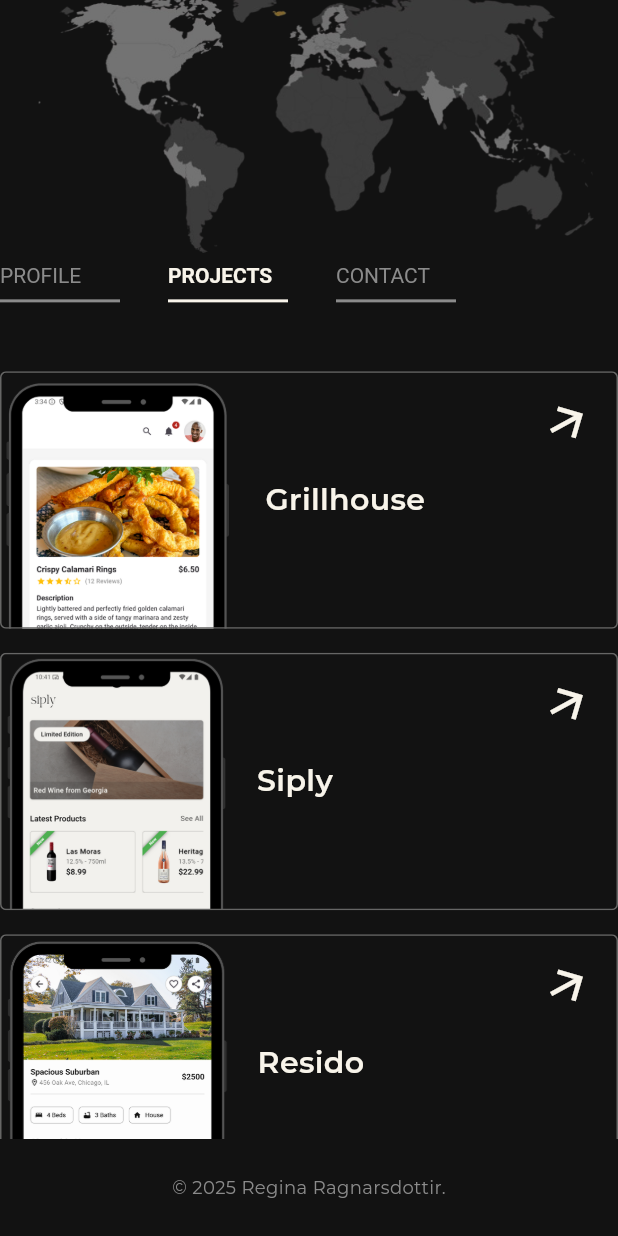
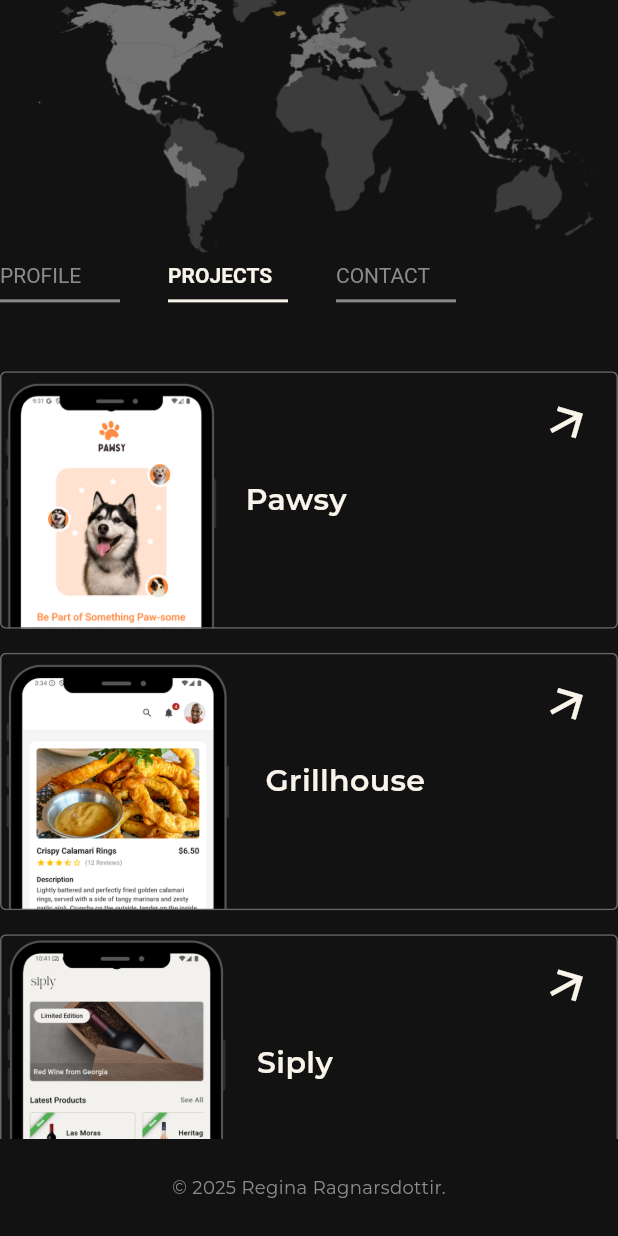
Before and after one commit to rragnarsd/regina_portfolio, a Flutter app: the screen it shows after launch, after a tap on "PROJECTS", on a phone screen of 412 x 824 dp. Run offline on Flutter 3.47's test engine with Material 3 defaults, Android fonts, the phone set to English and light mode, and no system bars; drawn by our look-alikes of flutter_animate; our stand-ins replace flutter_svg, google_fonts, lottie, responsive_framework.

Commit message:
Pawsy add-on

```diff
--- a/lib/models/project_model.dart
+++ b/lib/models/project_model.dart
@@ -16,6 +16,17 @@ class Project {
 }
 
 final projects = [
+  const Project(
+    name: ProjectNames.pawsy,
+    url: Links.pawsy,
+    image: Images.pawsyImage,
+    tags: [
+      ProjectTag.flutter,
+      ProjectTag.uiux,
+      ProjectTag.riverpod,
+      ProjectTag.supabase,
+    ],
+  ),
   const Project(
     name: ProjectNames.grillhouse,
     url: Links.grillhouse,
--- a/lib/utils/constants.dart
+++ b/lib/utils/constants.dart
@@ -1,4 +1,5 @@
 class Links {
+  static const pawsy = 'https://github.com/rragnarsd/pawsy';
   static const grillhouse = 'https://github.com/rragnarsd/grillhouse';
   static const siply = 'https://github.com/rragnarsd/siply';
   static const resido = 'https://github.com/rragnarsd/resido';
@@ -19,6 +20,7 @@ class Links {
 class Images {
   static const linkedInIcon = 'assets/icons/linkedin.svg';
   static const githubIcon = 'assets/icons/github.svg';
+  static const pawsyImage = 'assets/images/pawsy.png';
   static const siplyImage = 'assets/images/siply.png';
   static const residoImage = 'assets/images/resido.png';
   static const jobsyImage = 'assets/images/jobsy.png';
@@ -30,6 +32,7 @@ class Images {
 }
 
 class ProjectNames {
+  static const pawsy = 'Pawsy';
   static const siply = 'Siply';
   static const resido = 'Resido';
   static const jobsy = 'Jobsy';
```
Also changed, not shown: assets/images/pawsy.png (added), pubspec.lock.
